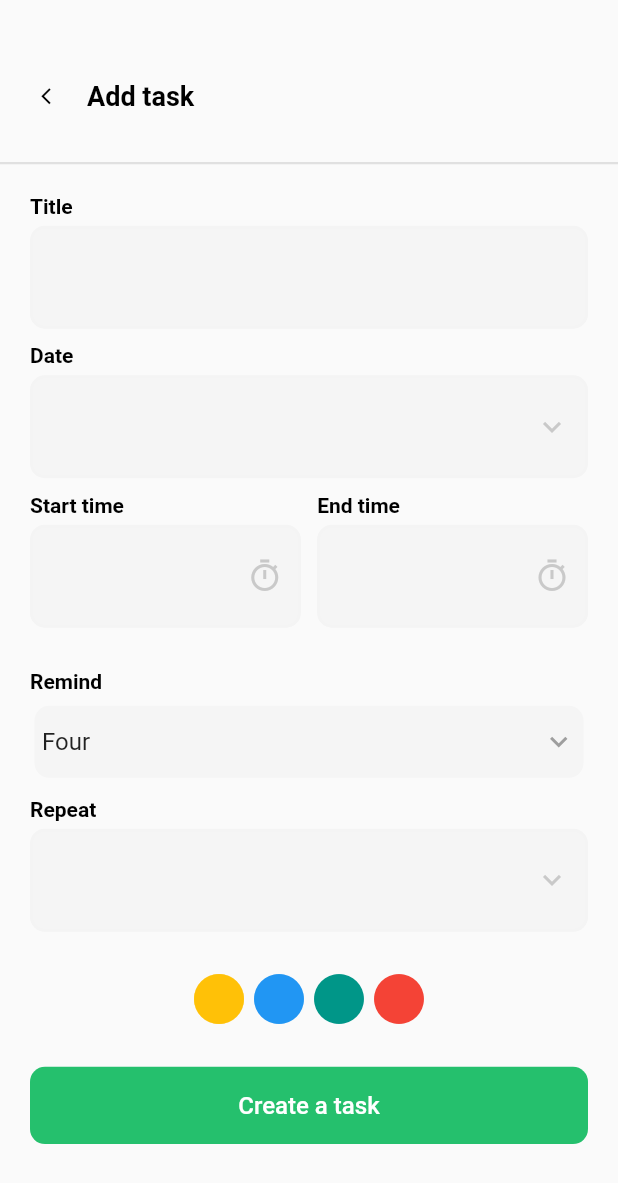
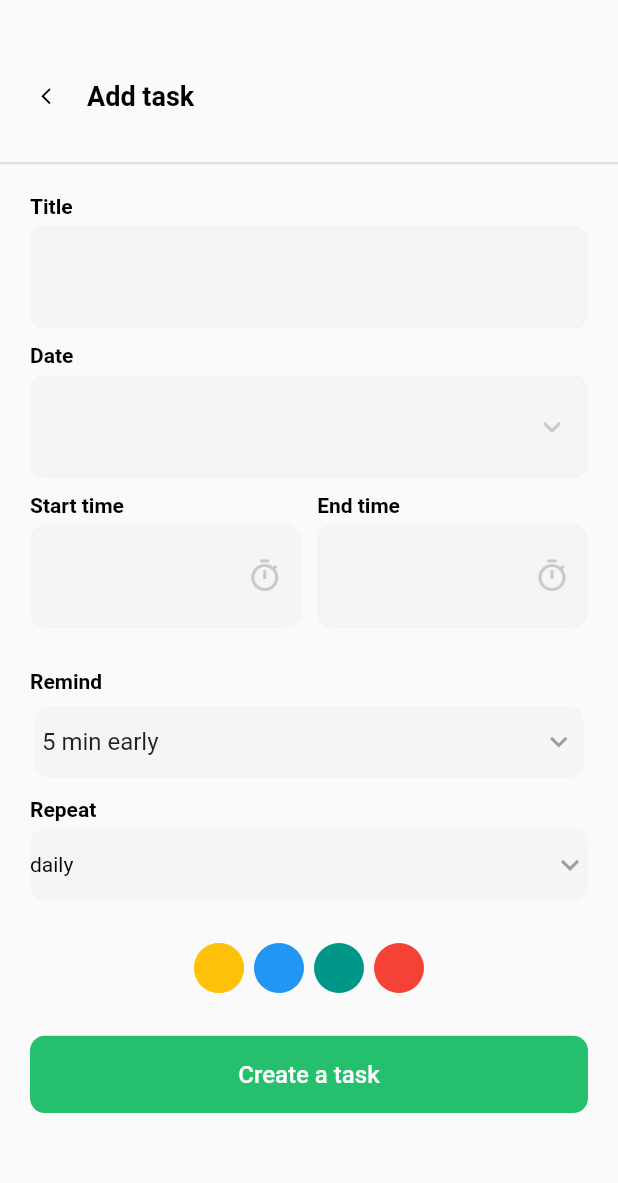
Before and after one commit to Manar-Emad/Algoriza-Todo-App, a Flutter app: the AddTaskScreen screen opened directly, on a phone screen of 412 x 824 dp. Shown: the top 1183 px of the screen. Run offline on Flutter 3.47's test engine with Material 2 defaults, Android fonts, the phone set to English and light mode, and no system bars; our stand-ins replace bloc, conditional_builder_null_safety, date_picker_timeline, flutter_bloc, flutter_local_notifications, rxdart and 2 more; accounts and stored records are empty.

Commit message:
-finish_app-

```diff
--- a/lib/modules/add_task_screen.dart
+++ b/lib/modules/add_task_screen.dart
@@ -44,11 +44,11 @@ class _AddTaskScreenState extends State<AddTaskScreen> {
   }
 
   String dropdownValue = ' 10 minutes early';
-  List items = ['One', 'Two', 'Three', 'Four'];
-  String selectedValue = 'Four';
+  List items = ['5 min early', '10 min early', '15 min early', '20 min early'];
+  String selectedValue = '5 min early';
 
-  List items2 = ['One', 'Two', 'Three', 'Four'];
-  String selectedValue2 = 'Four';
+  List items2 =['daily', 'weekly', 'monthly'];
+  String selectedValue2 = 'daily';
   @override
   Widget build(BuildContext context) {
     return BlocConsumer<AppCubit, AppStates>(
@@ -264,80 +264,40 @@ class _AddTaskScreenState extends State<AddTaskScreen> {
                             style: black14bold(),
                           ),
                         ),
+                  Container(
+                    decoration:  BoxDecoration(
+                      borderRadius: BorderRadius.circular(10),
+                      color:  greyColor.withOpacity(.06),
+                    ),
+                         child:DropdownButton<String>(
+                                dropdownColor: defTextColor,
+                                isExpanded: true,
+                                focusColor:  greyColor.withOpacity(.06),
+                                underline: SizedBox(),
+                                borderRadius:BorderRadius.circular(10) ,
+                                hint:Text('weekly'),
+                                iconEnabledColor: greyColor,
+                                iconDisabledColor: greyColor,
+                                value:  selectedValue2 ,
+                                icon: const Icon( Icons.keyboard_arrow_down),
+                                elevation: 16,
+                                style: const TextStyle(color: secondColor),
+                                onChanged: (String? newValue) {
 
-                        MyFormFeild(
-                          controller: repeatController,
-                          textValidate: 'please enter task date',
-                          validateFunction: () {},
-                          hintText: ' weekly',
-                          suffixIcon: Icons.keyboard_arrow_down,
-                          suffixColor: greyColor.withOpacity(.5),
-                        ),
-                        ///Give me error
-                        // Padding(
-                        //   padding: const EdgeInsets.all(3.0),
-                        //   child: Container(
-                        //     decoration:  BoxDecoration(
-                        //       borderRadius: BorderRadius.circular(10),
-                        //       color:  greyColor.withOpacity(.06),
-                        //     ),
-                        //     child: Expanded(
-                        //       child:  DropdownButton<String>(
-                        //           dropdownColor: defTextColor,
-                        //           isExpanded: true,
-                        //           focusColor:  greyColor.withOpacity(.06),
-                        //           underline: SizedBox(),
-                        //            borderRadius:BorderRadius.circular(10) ,
-                        //           hint:Text(' 10 minutes early'),
-                        //           iconEnabledColor: greyColor,
-                        //           iconDisabledColor: greyColor,
-                        //           value: dropdownValue,
-                        //           icon: const Icon( Icons.keyboard_arrow_down),
-                        //           elevation: 16,
-                        //           style: const TextStyle(color: secondColor),
-                        //           onChanged: (String? newValue) {
-                        //             setState(() {
-                        //               dropdownValue = newValue!;
-                        //             });
-                        //           },
-                        //           items: <String>['One', 'Two', 'Free', 'Four']
-                        //               .map<DropdownMenuItem<String>>((String value) {
-                        //             return DropdownMenuItem<String>(
-                        //               value: value,
-                        //               child: Text(value),
-                        //             );
-                        //           }).toList(),
-                        //         ),
-                        //       // DropdownButton<String>(
-                        //       //   dropdownColor: defTextColor,
-                        //       //   isExpanded: true,
-                        //       //   focusColor:  greyColor.withOpacity(.06),
-                        //       //   underline: SizedBox(),
-                        //       //   borderRadius:BorderRadius.circular(10) ,
-                        //       //   hint:Text('weekly'),
-                        //       //   iconEnabledColor: greyColor,
-                        //       //   iconDisabledColor: greyColor,
-                        //       //   value: dropdownValue,
-                        //       //   icon: const Icon( Icons.keyboard_arrow_down),
-                        //       //   elevation: 16,
-                        //       //   style: const TextStyle(color: secondColor),
-                        //       //   onChanged: (String? newValue) {
-                        //       //
-                        //       //     setState(() {
-                        //       //       dropdownValue = newValue!;
-                        //       //     });
-                        //       //   },
-                        //       //   items: items2
-                        //       //       .map<DropdownMenuItem<String>>((value) {
-                        //       //     return DropdownMenuItem<String>(
-                        //       //       value: value,
-                        //       //       child: Text(value),
-                        //       //     );
-                        //       //   }).toList(),
-                        //       // ),
-                        //     ),
-                        //   ),
-                        // ),
+                                  setState(() {
+                                    selectedValue2  = newValue!;
+                                  });
+                                },
+                                items: items2
+                                    .map<DropdownMenuItem<String>>((value) {
+                                  return DropdownMenuItem<String>(
+                                    value: value,
+                                    child: Text(value),
+                                  );
+                                }).toList(),
+                              ),
+                  )
+
                       ],
                     ),
                   ),
```
